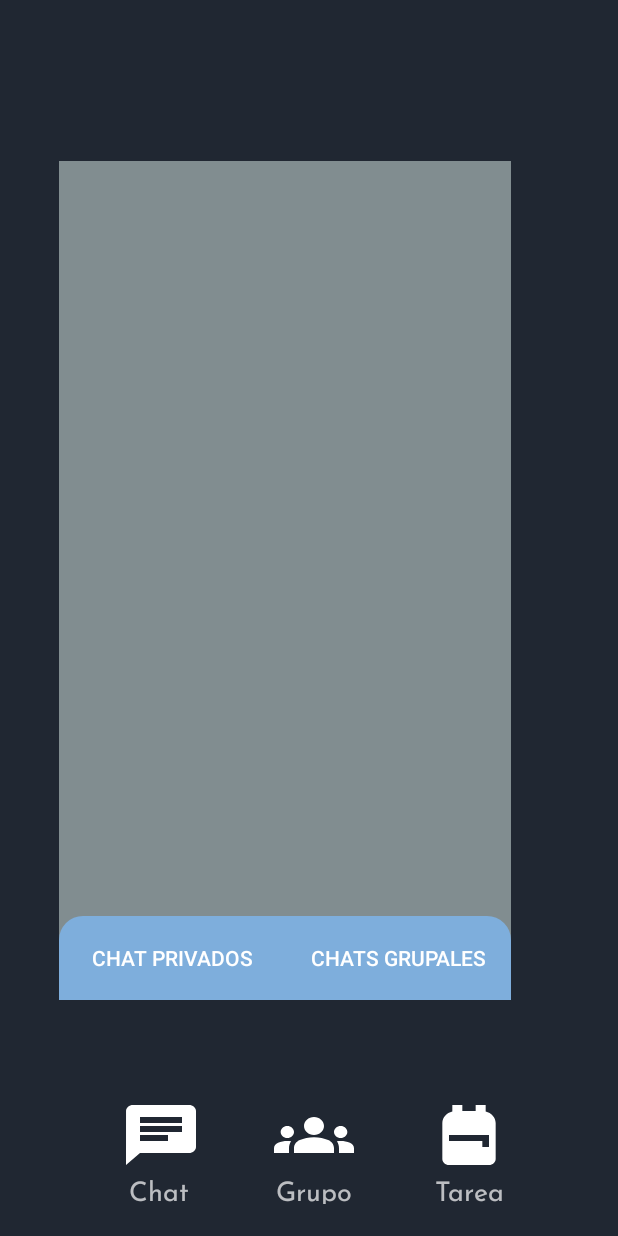
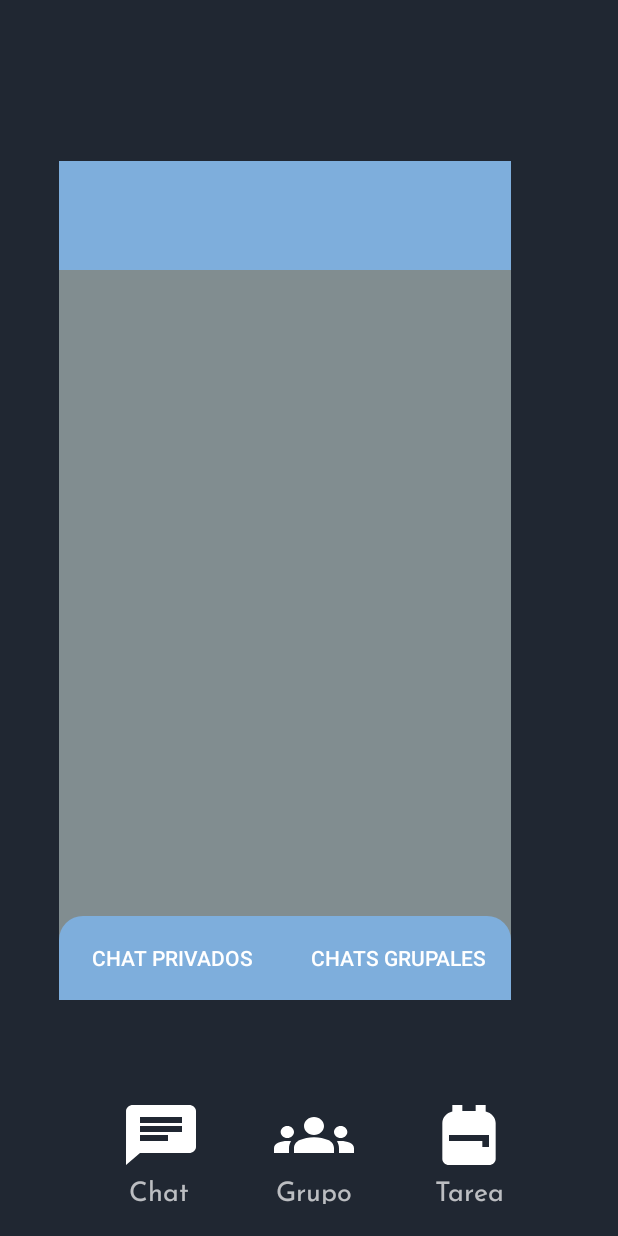
Before and after one commit to Chobbix/POI, an Android app: the fragment fragmentchat placed in its activity, on a phone screen of 412 x 824 dp. Run offline under Robolectric (Android 15) with nearby library versions, the phone set to English and light mode, and no system bars; our stand-ins replace Firebase (no records; nobody signed in at launch, a user with empty details on screens opened directly).

Commit message:
usuario global creado, y ventana de perfil

```diff
--- a/app/src/main/res/layout/activity_menu_chats.xml
+++ b/app/src/main/res/layout/activity_menu_chats.xml
@@ -4,6 +4,28 @@
     xmlns:tools="http://schemas.android.com/tools"
     android:layout_width="match_parent"
     android:layout_height="match_parent">
+
+    <LinearLayout
+        android:id="@+id/message_container"
+        android:layout_width="0dp"
+        android:layout_height="wrap_content"
+        android:background="@color/botones"
+        android:orientation="horizontal"
+        android:padding="12dp"
+        app:layout_constraintEnd_toEndOf="parent"
+        app:layout_constraintStart_toStartOf="parent"
+        app:layout_constraintTop_toTopOf="parent">
+
+        <TextView
+            android:id="@+id/tv_Username"
+            android:layout_width="wrap_content"
+            android:layout_height="wrap_content"
+            android:layout_marginTop="8dp"
+            android:layout_marginBottom="8dp"
+            android:textSize="24sp"
+            tools:text="Username" />
+
+    </LinearLayout>
 
     <LinearLayout
         android:id="@+id/linearLayout2"
@@ -49,7 +71,15 @@
         app:layout_constraintBottom_toTopOf="@+id/linearLayout2"
         app:layout_constraintEnd_toEndOf="parent"
         app:layout_constraintStart_toStartOf="parent"
-        app:layout_constraintTop_toTopOf="parent">
+        app:layout_constraintTop_toTopOf="@+id/guideline6">
 
     </FrameLayout>
+
+    <androidx.constraintlayout.widget.Guideline
+        android:id="@+id/guideline6"
+        android:layout_width="wrap_content"
+        android:layout_height="wrap_content"
+        android:orientation="horizontal"
+        app:layout_constraintGuide_percent="0.1" />
+
 </androidx.constraintlayout.widget.ConstraintLayout>
--- a/app/src/main/res/layout/lista_usuario.xml
+++ b/app/src/main/res/layout/lista_usuario.xml
@@ -10,7 +10,7 @@
         android:id="@+id/message_container"
         android:layout_width="match_parent"
         android:layout_height="wrap_content"
-        android:background="@drawable/custom_input_button"
+        android:background="#315470"
         android:orientation="horizontal"
         android:padding="12dp"
         app:layout_constraintEnd_toEndOf="parent"
```
Also changed, not shown: app/src/main/AndroidManifest.xml (+11 -9 lines), app/src/main/java/com/example/poi/ActivityMenuChats.kt (+37 -0 lines), app/src/main/java/com/example/poi/ActivityPerfil.kt (added, +25 -0 lines), app/src/main/java/com/example/poi/encriptado/Encriptado_Mensajes.kt (added, +60 -0 lines), app/src/main/java/com/example/poi/estaticos/StaticUser.kt (added, +20 -0 lines), app/src/main/res/layout/activity_perfil.xml (added, +43 -0 lines).
